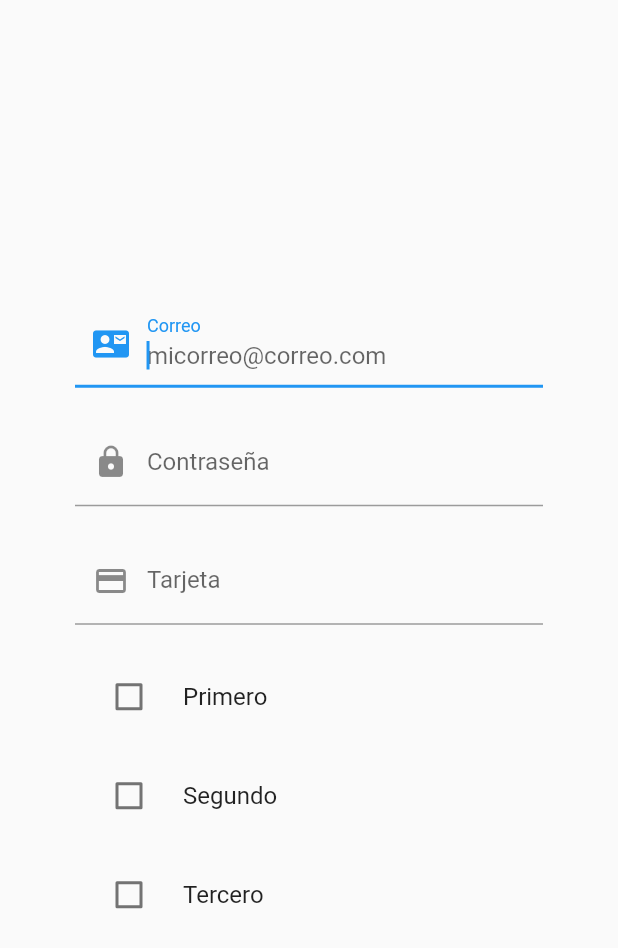
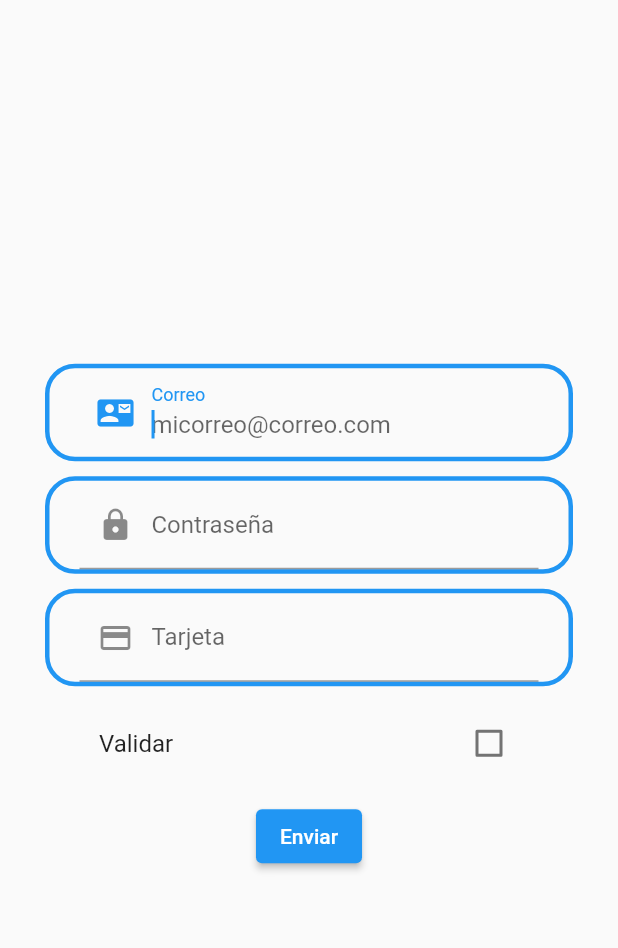
Before and after one commit to Rodrigo170/actividad2, a Flutter app: the MyStateFulWidget screen opened by its route, on a phone screen of 412 x 824 dp. Shown: the top 948 px of the screen. Run offline on Flutter 3.47's test engine with Material 2 defaults, Android fonts, the phone set to English and light mode, and no system bars.

Commit message:
9 de marzo

```diff
--- a/lib/pages/formScreen.dart
+++ b/lib/pages/formScreen.dart
@@ -33,14 +33,135 @@ class _MyStateFulWidgetState extends State<MyStateFulWidget> {
     return Scaffold(
       body: Center(
 
-        child: Padding(
-          padding: const EdgeInsets.all(50.0),
+        child: Form(
+
           child: Column(
-            //padding: const EdgeInsets.all(40.0),
             mainAxisAlignment: MainAxisAlignment.center,
             children:<Widget>[
-              //como poner paddind
-              TextField(
+             inputEmail(_controller),
+             const SizedBox(height: 10),
+             inputPassword(),
+             const SizedBox(height: 10),
+             inputCard(),
+             const SizedBox(height: 10),
+             Container(
+
+               padding: const EdgeInsets.symmetric(horizontal: 20.0), //interno
+                margin: const EdgeInsets.symmetric(horizontal: 30.0),
+               child: CheckboxListTile(
+
+                 title: const Text('Validar'),
+
+                 value: _isChecked,
+                onChanged: (bool? value) {
+                      setState(() { //cambia el estado de la viriable
+                        _isChecked = value!;
+                      });
+                     },
+                ),
+             ),
+
+
+
+             /*CheckboxListTile(
+                  controlAffinity: ListTileControlAffinity.leading,
+                  title: const Text('Primero'),
+                  value: _isChecked,
+                  onChanged: (bool? value) {
+                    setState(() { //cambia el estado de la viriable
+                      _isChecked = value!;
+                    });
+                   },
+
+             ),*/
+             const SizedBox(height: 10),
+             ElevatedButton(
+
+               onPressed: ()=>{},
+               child: const Text('Enviar'))
+            ],
+          ),
+        ),
+      ),
+    );
+  }
+}
+
+
+
+Widget inputCard() {
+  return  Container(
+    padding: const EdgeInsets.symmetric(horizontal: 20.0), //interno
+   margin: const EdgeInsets.symmetric(horizontal: 30.0), //externo
+   decoration: BoxDecoration(
+    borderRadius: BorderRadius.circular(20),
+    border: Border.all(color: Colors.blue, width: 3.0)
+    ),
+    child: TextField(
+                   keyboardType: TextInputType.number, //numeros en el teclado
+                   inputFormatters: [
+                     FilteringTextInputFormatter.allow(
+                       RegExp('[0-9 -]')
+                     ),
+                     LengthLimitingTextInputFormatter(16)
+                   ], //reglas
+                   decoration: const InputDecoration(
+                    prefixIcon: Icon(Icons.credit_card),
+                    labelText: 'Tarjeta',
+                    hintText: '1234-1234-1234-1234'
+                   ),
+                ),
+  );
+}
+
+Widget inputPassword() {
+  return  Container(
+    padding: const EdgeInsets.symmetric(horizontal: 20.0), //interno
+  margin: const EdgeInsets.symmetric(horizontal: 30.0), //externo
+  decoration: BoxDecoration(
+    borderRadius: BorderRadius.circular(20),
+    border: Border.all(color: Colors.blue, width: 3.0)
+    ),
+    child: TextFormField(
+                  //controller: _controller,
+                  obscureText: true,
+                   decoration: InputDecoration(
+                    prefixIcon: Icon(Icons.lock),
+                    labelText: 'Contraseña',
+                   ),
+                ),
+  );
+}
+
+
+//METODO PARA EL FORMULARIO
+Widget inputEmail(_controller){
+  return Container( //permite agregar unas decoraciones
+  padding: const EdgeInsets.symmetric(horizontal: 20.0), //interno
+  margin: const EdgeInsets.symmetric(horizontal: 30.0), //externo
+  decoration: BoxDecoration(
+    borderRadius: BorderRadius.circular(20),
+    border: Border.all(color: Colors.blue, width: 3.0)
+    ),
+
+    child: TextFormField(
+       keyboardType: TextInputType.emailAddress,
+       autofocus: true,
+       controller: _controller,
+        decoration: const InputDecoration(
+        border: InputBorder.none,
+        prefixIcon: Icon(Icons.contact_mail),
+        labelText: 'Correo',
+        hintText: 'micorreo@correo.com'
+        ),
+
+      ),
+  );
+}
+
+/*
+
+TextFormField(
                 keyboardType: TextInputType.emailAddress,
                 autofocus: true,
                 controller: _controller,
@@ -54,6 +175,7 @@ class _MyStateFulWidgetState extends State<MyStateFulWidget> {
               ),
               const SizedBox(height: 20.0),
               const TextField(
+                //controller: _controller,
                 obscureText: true,
                  decoration: InputDecoration(
                   prefixIcon: Icon(Icons.lock),
@@ -113,14 +235,7 @@ class _MyStateFulWidgetState extends State<MyStateFulWidget> {
 
                 )
 
-            ],
-          ),
-        ),
-        ),
-    );
-  }
-}
-
+*/
 /*
  onSubmitted: (String value ) async {
               await showDialog<void>(
```
